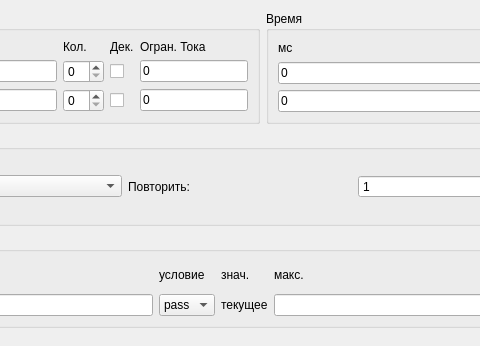
Before: the Qt Designer form gui/uies/signal.ui in neurocomputer/MemriBoard, drawn with Qt 5; both pictures show x 357 to 837 and y 0 to 346 of the 1207 by 521 pixel window.
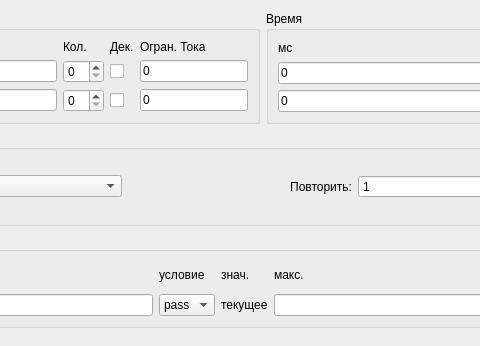
After: the same form once the commit is applied. Icons and pictures are not drawn. Custom widgets are drawn as their Qt base class.

Commit message: Signal window: current limiter is scientific

The edit to the form file:
```diff
--- a/gui/uies/signal.ui
+++ b/gui/uies/signal.ui
@@ -260,6 +260,9 @@
                   <property name="text">
                    <string>Повторить:</string>
                   </property>
+                  <property name="alignment">
+                   <set>Qt::AlignRight|Qt::AlignTrailing|Qt::AlignVCenter</set>
+                  </property>
                  </widget>
                 </item>
                 <item>
```
Left out of the diff: 4 changed lines with no effect on the pictures. The commit also changes 2 other files.
